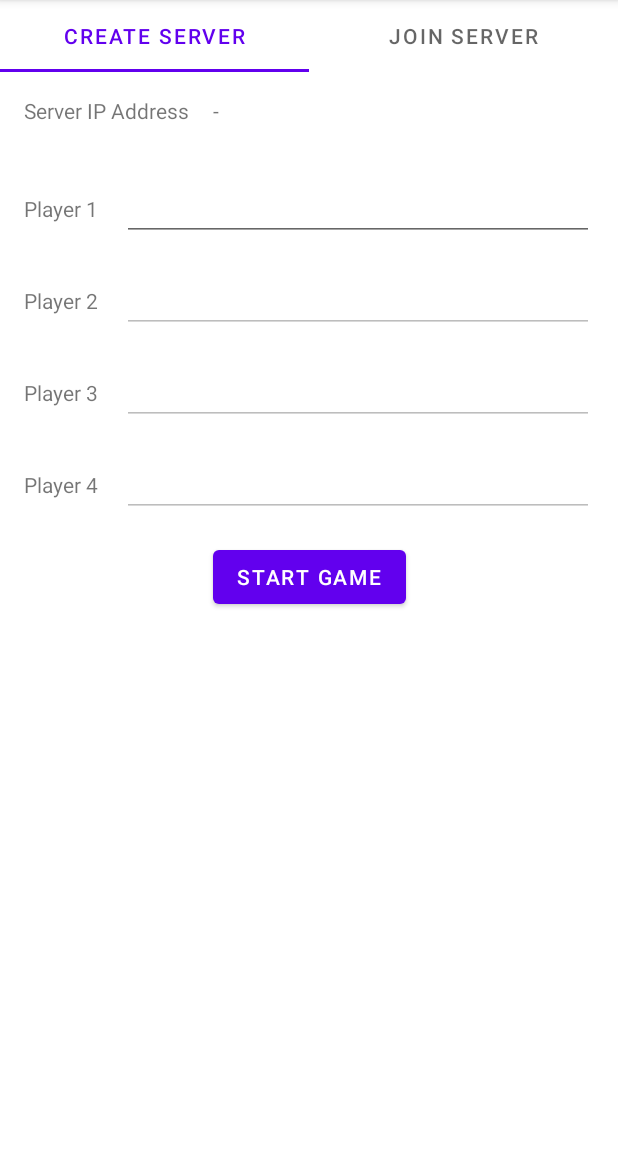
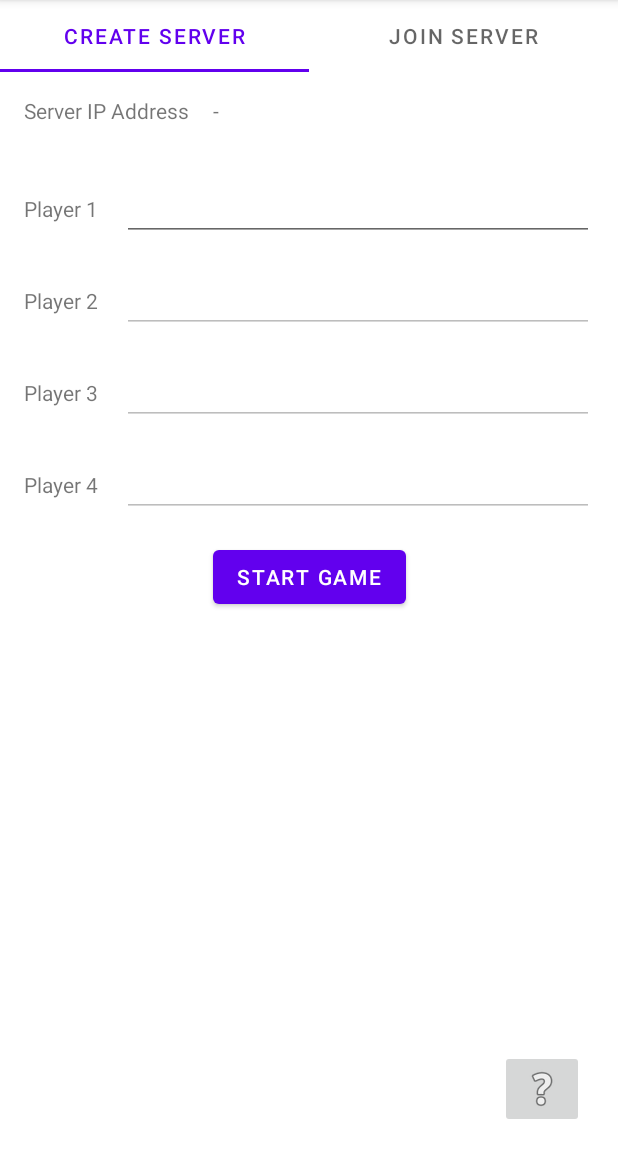
Before and after one commit to martinunterhuber/settlers-of-catan, an Android app: the screen it shows after launch (MainActivity), on a phone screen of 412 x 824 dp, the part 84-1236 px from its top. Run offline under Robolectric (Android 15) with nearby library versions, the phone set to English and light mode, and no system bars; libraries missing offline, so code that uses them is left out: com.esotericsoftware.kryo, com.esotericsoftware.kryonet; 6 statements that could not run were skipped.

Commit message:
added new button "?"
to get to the rules

```diff
--- a/app/src/main/res/layout/fragment_create_server.xml
+++ b/app/src/main/res/layout/fragment_create_server.xml
@@ -1,7 +1,6 @@
 <?xml version="1.0" encoding="utf-8"?>
 
-<androidx.constraintlayout.widget.ConstraintLayout
-    xmlns:android="http://schemas.android.com/apk/res/android"
+<androidx.constraintlayout.widget.ConstraintLayout xmlns:android="http://schemas.android.com/apk/res/android"
     xmlns:app="http://schemas.android.com/apk/res-auto"
     xmlns:tools="http://schemas.android.com/tools"
     android:layout_width="match_parent"
@@ -154,4 +153,20 @@
         app:layout_constraintBaseline_toBaselineOf="@id/editTextPlayer"
         app:layout_constraintStart_toStartOf="parent" />
 
+    <ImageButton
+        android:id="@+id/imageButton"
+        android:layout_width="wrap_content"
+        android:layout_height="wrap_content"
+        android:layout_marginStart="333dp"
+        android:layout_marginLeft="333dp"
+        android:layout_marginTop="658dp"
+        android:layout_marginEnd="23dp"
+        android:layout_marginRight="23dp"
+        android:layout_marginBottom="22dp"
+        app:layout_constraintBottom_toBottomOf="parent"
+        app:layout_constraintEnd_toEndOf="parent"
+        app:layout_constraintStart_toStartOf="parent"
+        app:layout_constraintTop_toTopOf="parent"
+        app:srcCompat="@android:drawable/ic_menu_help" />
+
 </androidx.constraintlayout.widget.ConstraintLayout>
```
